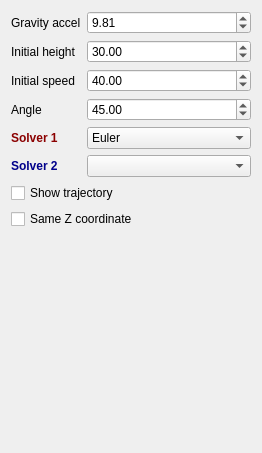
This is forms/widgetprojectiles.ui in LNJgit/UPC-CA-PhysicsSimulations as Qt 5 draws it before an edit. The edited form follows.
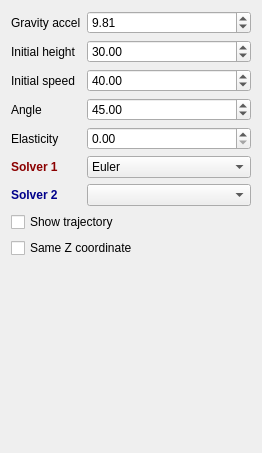
This is the edited form.

Commit message: Added elasticity coefficient for projectiles

```diff
--- a/forms/widgetprojectiles.ui
+++ b/forms/widgetprojectiles.ui
@@ -85,21 +85,21 @@
      </property>
     </widget>
    </item>
-   <item row="7" column="0" colspan="2">
+   <item row="8" column="0" colspan="2">
     <widget class="QCheckBox" name="sameZ">
      <property name="text">
       <string>Same Z coordinate</string>
      </property>
     </widget>
    </item>
-   <item row="6" column="0" colspan="2">
+   <item row="7" column="0" colspan="2">
     <widget class="QCheckBox" name="trajectory">
      <property name="text">
       <string>Show trajectory</string>
      </property>
     </widget>
    </item>
-   <item row="4" column="0">
+   <item row="5" column="0">
     <widget class="QLabel" name="label_5">
      <property name="styleSheet">
       <string notr="true">font-weight:bold;color:darkred</string>
@@ -109,7 +109,7 @@
      </property>
     </widget>
    </item>
-   <item row="5" column="0">
+   <item row="6" column="0">
     <widget class="QLabel" name="label_6">
      <property name="styleSheet">
       <string notr="true">font-weight:bold;color:darkblue</string>
@@ -119,7 +119,7 @@
      </property>
     </widget>
    </item>
-   <item row="4" column="1">
+   <item row="5" column="1">
     <widget class="QComboBox" name="solver1">
      <item>
       <property name="text">
@@ -143,9 +143,23 @@
      </item>
     </widget>
    </item>
-   <item row="5" column="1">
+   <item row="6" column="1">
     <widget class="QComboBox" name="solver2"/>
    </item>
+   <item row="4" column="1">
+    <widget class="QDoubleSpinBox" name="elasticityCoefficient">
+     <property name="maximum">
+      <double>1.000000000000000</double>
+     </property>
+    </widget>
+   </item>
+   <item row="4" column="0">
+    <widget class="QLabel" name="label_7">
+     <property name="text">
+      <string>Elasticity </string>
+     </property>
+    </widget>
+   </item>
   </layout>
  </widget>
  <resources/>
```
The commit also changes 4 other files.
